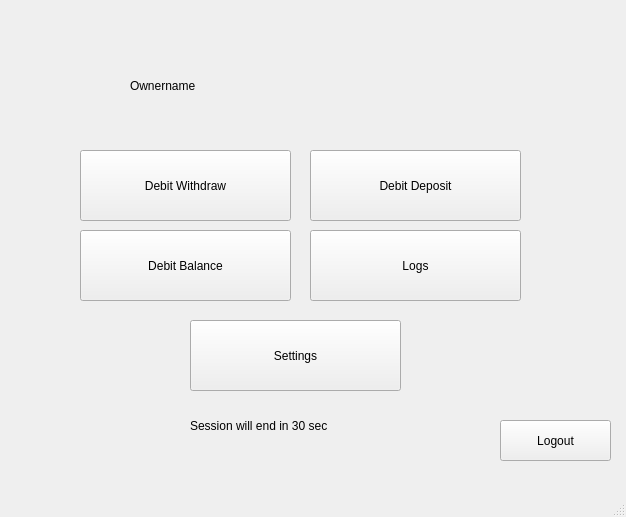
First picture: the form in frontend/mainmenu.ui, repository t1rate01/ATM_groupproject, before the edit.
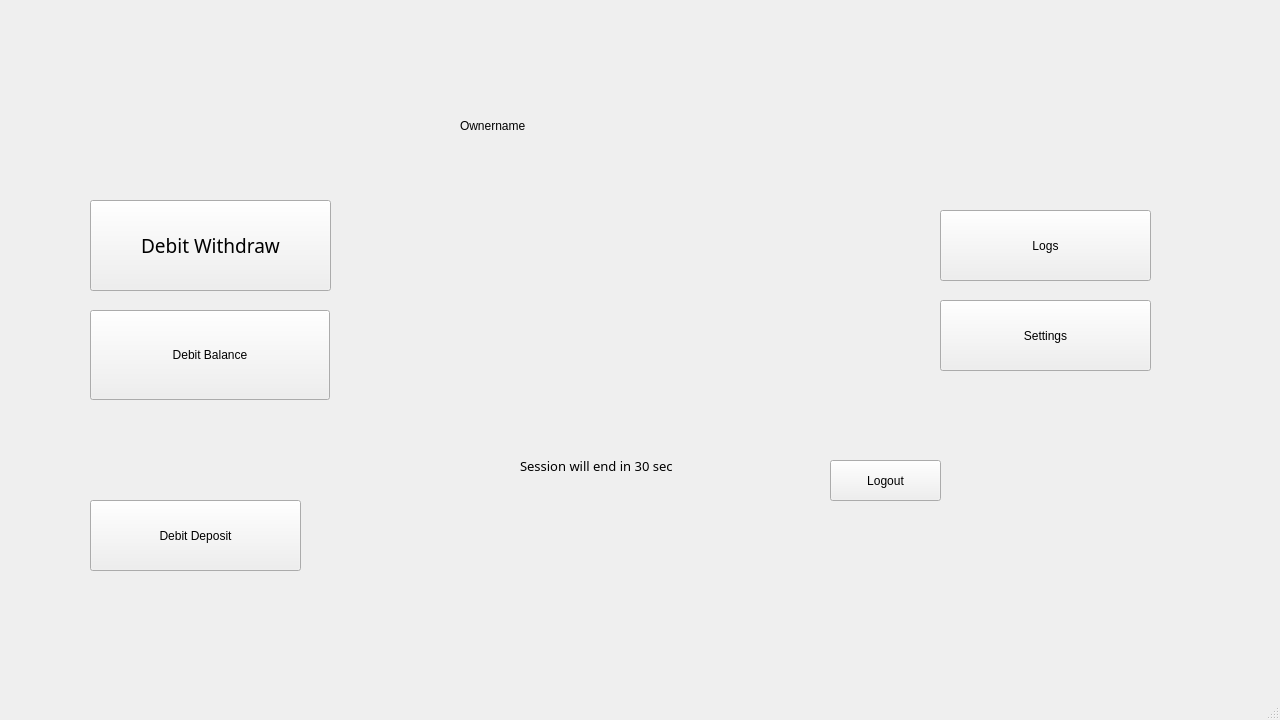
Second picture: the form after the edit.

Patch:
```diff
--- a/frontend/mainmenu.ui
+++ b/frontend/mainmenu.ui
@@ -6,10 +6,16 @@
    <rect>
     <x>0</x>
     <y>0</y>
-    <width>626</width>
-    <height>517</height>
+    <width>1280</width>
+    <height>720</height>
    </rect>
   </property>
+  <property name="minimumSize">
+   <size>
+    <width>1280</width>
+    <height>720</height>
+   </size>
+  </property>
   <property name="windowTitle">
    <string>Main Menu</string>
   </property>
@@ -17,12 +23,18 @@
    <widget class="QPushButton" name="btn_debit_withdraw">
     <property name="geometry">
      <rect>
-      <x>80</x>
-      <y>150</y>
-      <width>211</width>
-      <height>71</height>
+      <x>90</x>
+      <y>200</y>
+      <width>241</width>
+      <height>91</height>
      </rect>
     </property>
+    <property name="font">
+     <font>
+      <family>Century Gothic</family>
+      <pointsize>14</pointsize>
+     </font>
+    </property>
     <property name="text">
      <string>Debit Withdraw</string>
     </property>
@@ -30,10 +42,10 @@
    <widget class="QPushButton" name="btn_debit_balance">
     <property name="geometry">
      <rect>
-      <x>80</x>
-      <y>230</y>
-      <width>211</width>
-      <height>71</height>
+      <x>90</x>
+      <y>310</y>
+      <width>240</width>
+      <height>90</height>
      </rect>
     </property>
     <property name="text">
@@ -43,8 +55,8 @@
    <widget class="QPushButton" name="btn_logs">
     <property name="geometry">
      <rect>
-      <x>310</x>
-      <y>230</y>
+      <x>940</x>
+      <y>210</y>
       <width>211</width>
       <height>71</height>
      </rect>
@@ -56,8 +68,8 @@
    <widget class="QPushButton" name="btn_debit_settings">
     <property name="geometry">
      <rect>
-      <x>190</x>
-      <y>320</y>
+      <x>940</x>
+      <y>300</y>
       <width>211</width>
       <height>71</height>
      </rect>
@@ -69,8 +81,8 @@
    <widget class="QLabel" name="label_greeting">
     <property name="geometry">
      <rect>
-      <x>130</x>
-      <y>60</y>
+      <x>460</x>
+      <y>100</y>
       <width>351</width>
       <height>51</height>
      </rect>
@@ -82,8 +94,8 @@
    <widget class="QPushButton" name="btn_debit_deposit">
     <property name="geometry">
      <rect>
-      <x>310</x>
-      <y>150</y>
+      <x>90</x>
+      <y>500</y>
       <width>211</width>
       <height>71</height>
      </rect>
@@ -95,12 +107,18 @@
    <widget class="QLabel" name="label_sessiontime">
     <property name="geometry">
      <rect>
-      <x>190</x>
-      <y>400</y>
+      <x>520</x>
+      <y>440</y>
       <width>351</width>
       <height>51</height>
      </rect>
     </property>
+    <property name="font">
+     <font>
+      <family>Century Gothic</family>
+      <pointsize>10</pointsize>
+     </font>
+    </property>
     <property name="text">
      <string>Session will end in 30 sec</string>
     </property>
@@ -108,8 +126,8 @@
    <widget class="QPushButton" name="btn_logout">
     <property name="geometry">
      <rect>
-      <x>500</x>
-      <y>420</y>
+      <x>830</x>
+      <y>460</y>
       <width>111</width>
       <height>41</height>
      </rect>
```
Left out of the diff: 2 changed lines with no effect on the pictures.
